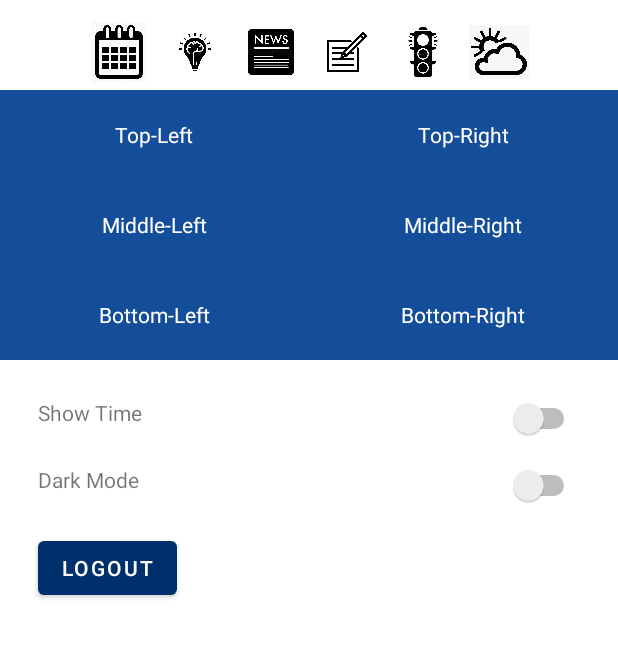
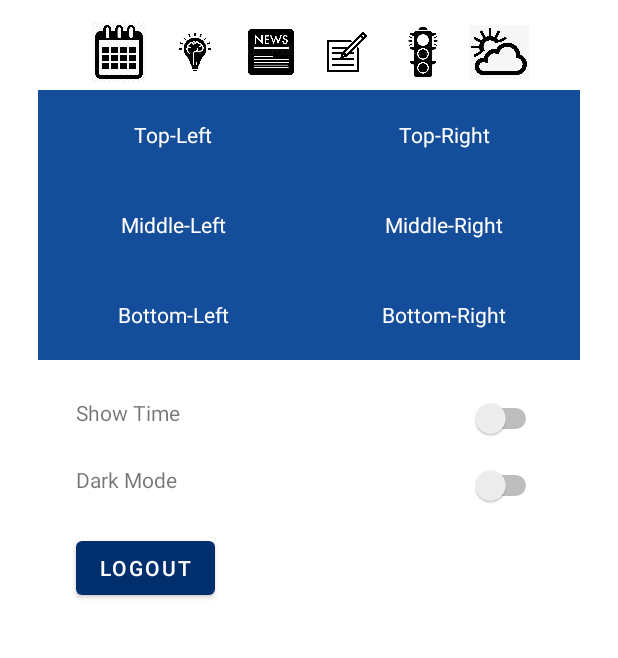
Before and after one commit to Kellenparker/mirrorapp, an Android app: the fragment SettingsFragment shown on its own in the app's theme, on a phone screen of 412 x 824 dp, the part 172-830 px from its top. Run offline under Robolectric (Android 15) with nearby library versions, the phone set to English and light mode, and no system bars; our stand-ins replace Firebase (no records; nobody signed in at launch, a user with empty details on screens opened directly).

```diff
--- a/app/src/main/res/layout/fragment_first.xml
+++ b/app/src/main/res/layout/fragment_first.xml
@@ -49,6 +49,8 @@
         android:background="#002F6E"
         android:orientation="vertical"
         android:layout_marginTop="10dp"
+        android:layout_marginLeft="25dp"
+        android:layout_marginRight="25dp"
         app:layout_constraintTop_toBottomOf="@+id/instructionsLabel"
         tools:context=".MainActivity">
 
--- a/app/src/main/res/values-night/themes.xml
+++ b/app/src/main/res/values-night/themes.xml
@@ -6,8 +6,8 @@
         <item name="colorPrimaryVariant">#001531</item>
         <item name="colorOnPrimary">#001531</item>
         <!-- Secondary brand color. -->
-        <item name="colorSecondary">@color/teal_200</item>
-        <item name="colorSecondaryVariant">@color/teal_200</item>
+        <item name="colorSecondary">#004DB5</item>
+        <item name="colorSecondaryVariant">#002F6E</item>
         <item name="colorOnSecondary">#001531</item>
         <!-- Status bar color. -->
         <item name="android:statusBarColor" tools:targetApi="l">?attr/colorPrimaryVariant</item>
--- a/app/src/main/res/values/themes.xml
+++ b/app/src/main/res/values/themes.xml
@@ -6,8 +6,8 @@
         <item name="colorPrimaryVariant">#001531</item>
         <item name="colorOnPrimary">@color/white</item>
         <!-- Secondary brand color. -->
-        <item name="colorSecondary">@color/teal_200</item>
-        <item name="colorSecondaryVariant">@color/teal_700</item>
+        <item name="colorSecondary">#002F6E</item>
+        <item name="colorSecondaryVariant">#002F6E</item>
         <item name="colorOnSecondary">@color/black</item>
         <!-- Status bar color. -->
         <item name="android:statusBarColor" tools:targetApi="l">?attr/colorPrimaryVariant</item>
```
Also changed, not shown: app/src/main/java/com/example/mirrormirror/SettingsFragment.kt (+9 -5 lines).
